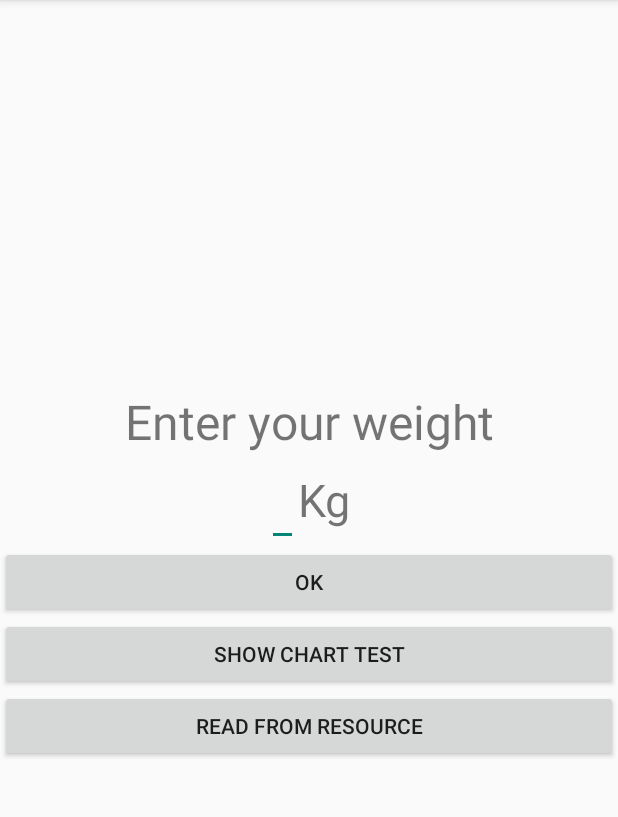
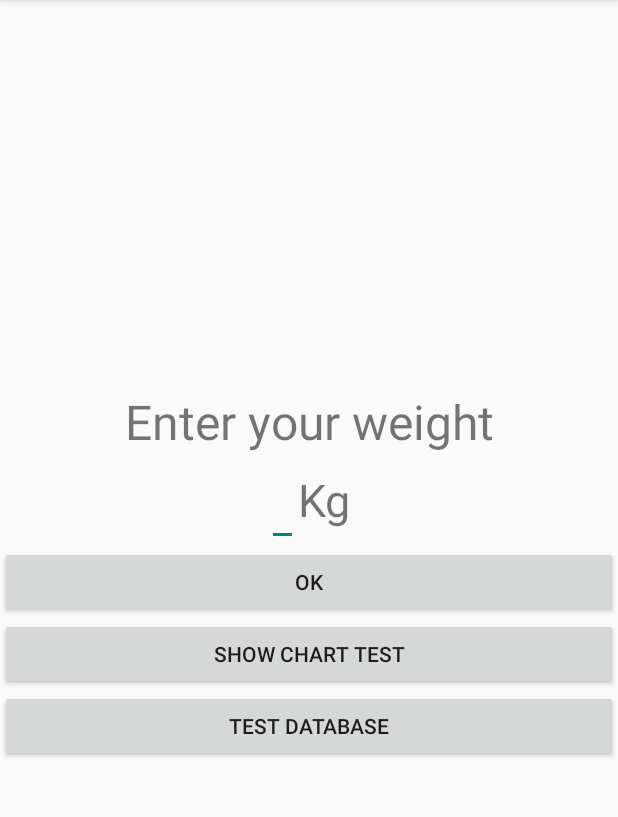
Before and after one commit to cygiMistrzKodu/WeightLoseAndroidProject, an Android app: the screen it shows after launch (WeightActivity), on a phone screen of 412 x 824 dp, the part 84-901 px from its top. Run offline under Robolectric (Android 15) with nearby library versions, the phone set to English and light mode, and no system bars.

Commit message:
Add final constant representing  tabels names and columns in database Add test code to check databse creation and deletion

```diff
--- a/app/src/main/java/creator/soft/cygi/com/friendlyloseweighthelper/WeightFragment.java
+++ b/app/src/main/java/creator/soft/cygi/com/friendlyloseweighthelper/WeightFragment.java
@@ -33,7 +33,7 @@ public class WeightFragment extends Fragment {
     private Button runChartButtonTest;
 
 
-    private Button readResourceFromFileTestButton;
+    private Button testDatabaseButton;
 
     @Override
     public void onCreate(Bundle savedInstanceState) {
@@ -100,12 +100,14 @@ public class WeightFragment extends Fragment {
             }
         });
 
-        readResourceFromFileTestButton = (Button) view.findViewById(R.id.testFileReadFromResource);
-        readResourceFromFileTestButton.setOnClickListener(new View.OnClickListener() {
+        testDatabaseButton = (Button) view.findViewById(R.id.testDatabaseButton);
+        testDatabaseButton.setOnClickListener(new View.OnClickListener() {
             @Override
             public void onClick(View v) {
                 WeightTrackDatabaseHelper weightTrackDatabaseHelper = new WeightTrackDatabaseHelper(getContext());
-                weightTrackDatabaseHelper.testReadFromResourcesFile();
+                weightTrackDatabaseHelper.getReadableDatabase();
+                weightTrackDatabaseHelper.deleteDatabase();
+
 
             }
         });
--- a/app/src/main/res/layout/weight_input_view.xml
+++ b/app/src/main/res/layout/weight_input_view.xml
@@ -44,8 +44,8 @@
         android:layout_height="wrap_content" />
 
     <Button
-        android:id="@+id/testFileReadFromResource"
-        android:text="read From Resource"
+        android:id="@+id/testDatabaseButton"
+        android:text="Test Database"
         android:layout_width="match_parent"
         android:layout_height="wrap_content" />
 
```
Also changed, not shown: app/src/main/java/creator/soft/cygi/com/friendlyloseweighthelper/WeightTrackDatabaseHelper.java (+26 -9 lines).
